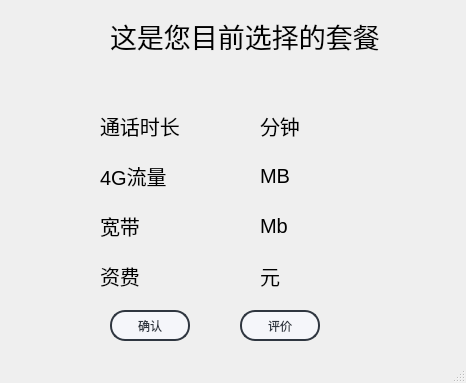
Before: the Qt Designer form qt03/user_plan.ui in s235784/ProgramDesign, drawn with Qt 5.
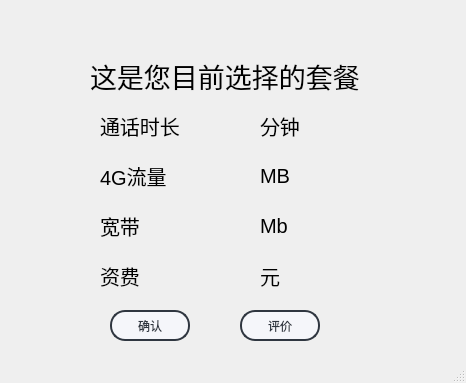
After: the same form once the commit is applied. Icons and pictures are not drawn.

Diff of the .ui file:
```diff
--- a/qt03/user_plan.ui
+++ b/qt03/user_plan.ui
@@ -17,8 +17,8 @@
    <widget class="QLabel" name="label">
     <property name="geometry">
      <rect>
-      <x>110</x>
-      <y>10</y>
+      <x>90</x>
+      <y>50</y>
       <width>271</width>
       <height>51</height>
      </rect>
@@ -109,7 +109,7 @@
      <rect>
       <x>260</x>
       <y>160</y>
-      <width>81</width>
+      <width>151</width>
       <height>31</height>
      </rect>
     </property>
@@ -256,9 +256,9 @@
     <property name="geometry">
      <rect>
       <x>0</x>
-      <y>10</y>
+      <y>0</y>
       <width>471</width>
-      <height>341</height>
+      <height>351</height>
      </rect>
     </property>
     <property name="styleSheet">
@@ -273,7 +273,7 @@
      <rect>
       <x>-10</x>
       <y>10</y>
-      <width>111</width>
+      <width>151</width>
       <height>71</height>
      </rect>
     </property>
```
Left out of the diff: 2 changed lines with no effect on the pictures.
